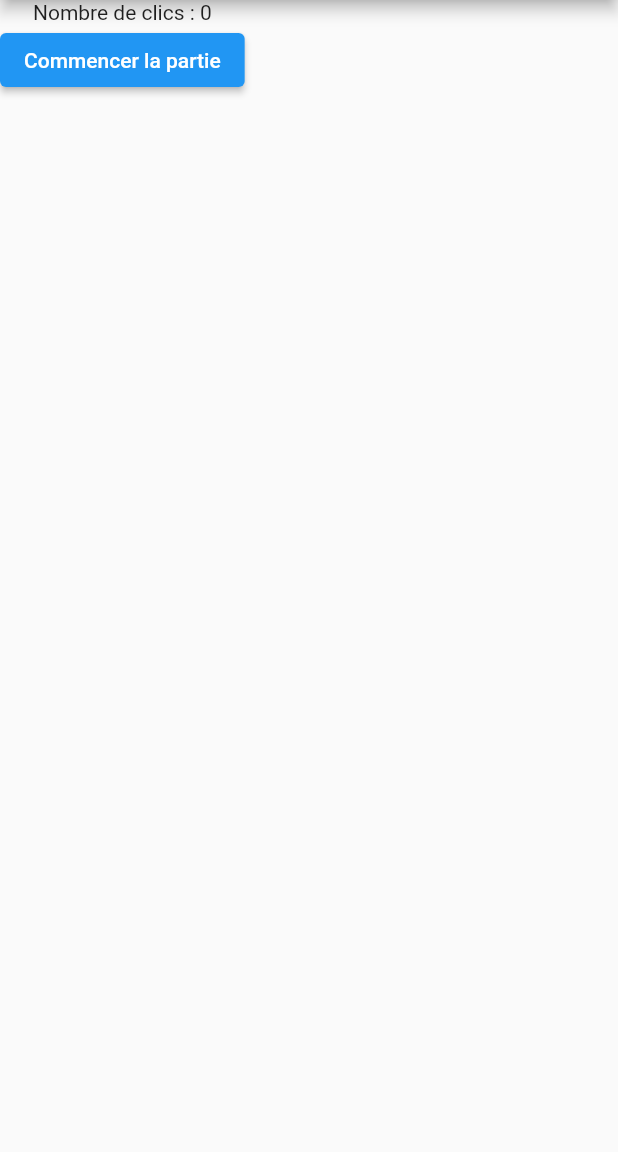
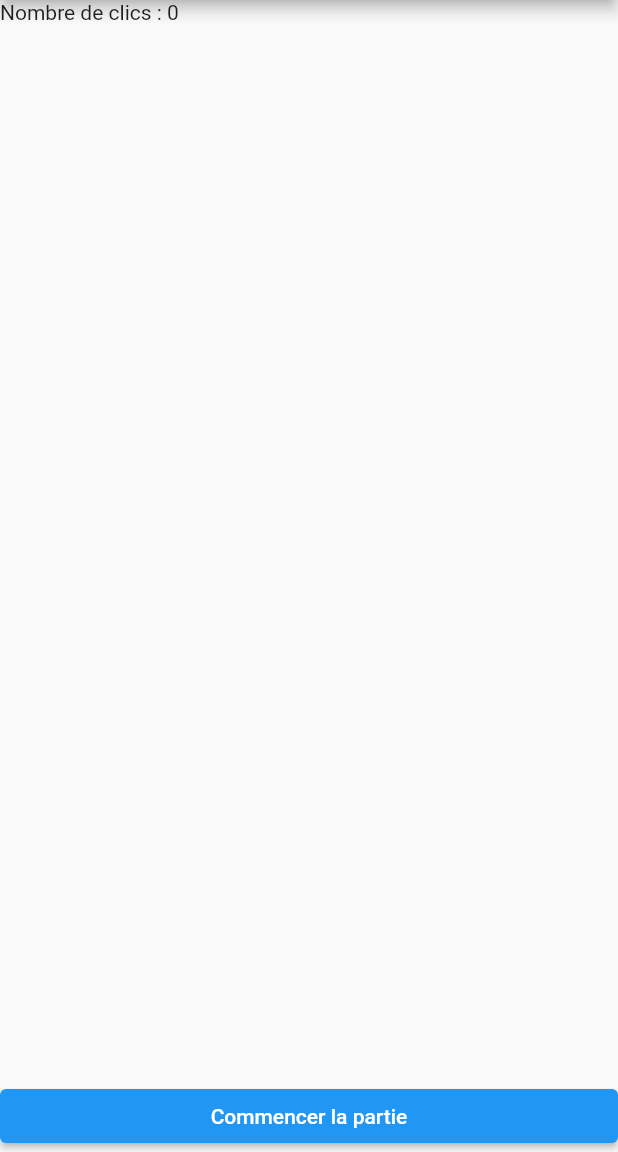
Before and after one commit to Lugdu84/flutter_clicker, a Flutter app: the screen it shows after launch, on a phone screen of 412 x 824 dp, the part 84-1236 px from its top. Run offline on Flutter 3.47's test engine with Material 2 defaults, Android fonts, the phone set to English and light mode, and no system bars.

Commit message:
add timer and update design

```diff
--- a/lib/game_screen.dart
+++ b/lib/game_screen.dart
@@ -1,3 +1,5 @@
+import 'dart:async';
+
 import 'package:flutter/material.dart';
 
 class GameScreen extends StatefulWidget {
@@ -19,7 +21,15 @@ class _GameScreenState extends State<GameScreen> {
 
   _startGame() {
     setState(() {
+      _clickCount = 0;
       _isCounting = true;
+      Timer(const Duration(seconds: 10), _stopGame);
+    });
+  }
+
+  _stopGame() {
+    setState(() {
+      _isCounting = false;
     });
   }
 
@@ -29,16 +39,22 @@ class _GameScreenState extends State<GameScreen> {
       appBar: AppBar(
         title: const Text('Clicker Game'),
       ),
-      body: Column(
-        children: [
-          Text('Nombre de clics : $_clickCount'),
-          if (!_isCounting)
-            ElevatedButton(
-                onPressed: _startGame, child: Text("Commencer la partie")),
-          if (_isCounting)
-            IconButton(
-                onPressed: _clickButtonTouched, icon: Icon(Icons.plus_one))
-        ],
+      body: SafeArea(
+        child: Column(
+          crossAxisAlignment: CrossAxisAlignment.stretch,
+          children: [
+            Text('Nombre de clics : $_clickCount'),
+            if (_isCounting)
+              IconButton(
+                  onPressed: _clickButtonTouched,
+                  icon: const Icon(Icons.plus_one)),
+            const Spacer(),
+            if (!_isCounting)
+              ElevatedButton(
+                  onPressed: _startGame,
+                  child: const Text("Commencer la partie")),
+          ],
+        ),
       ),
     );
   }
```
